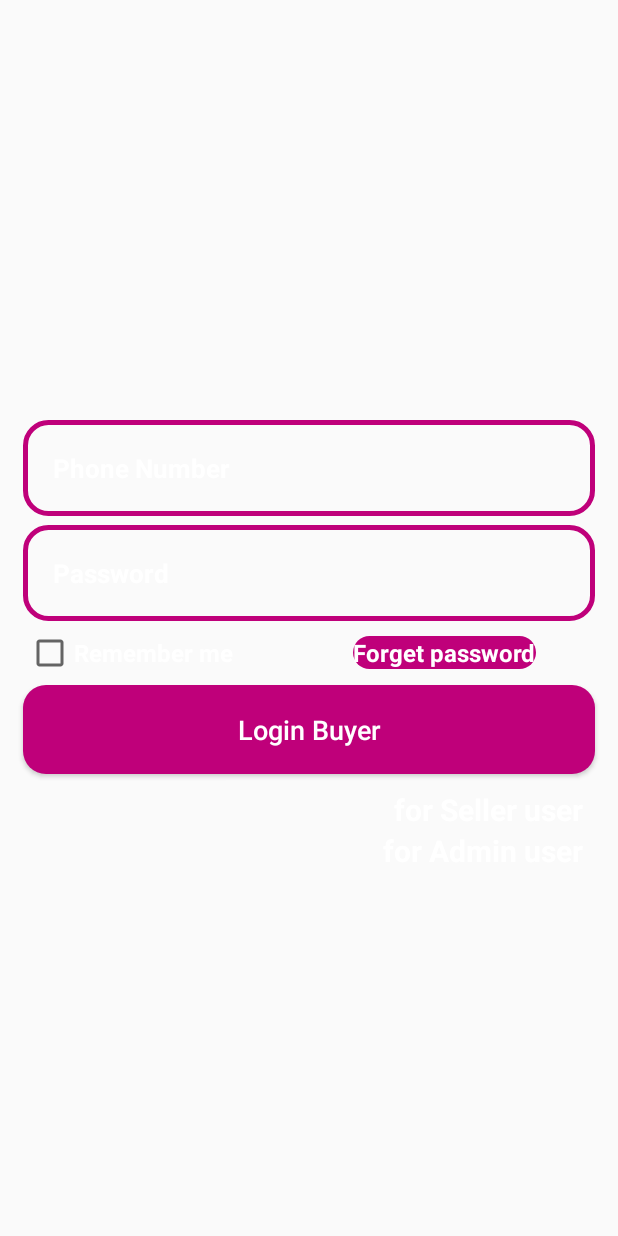
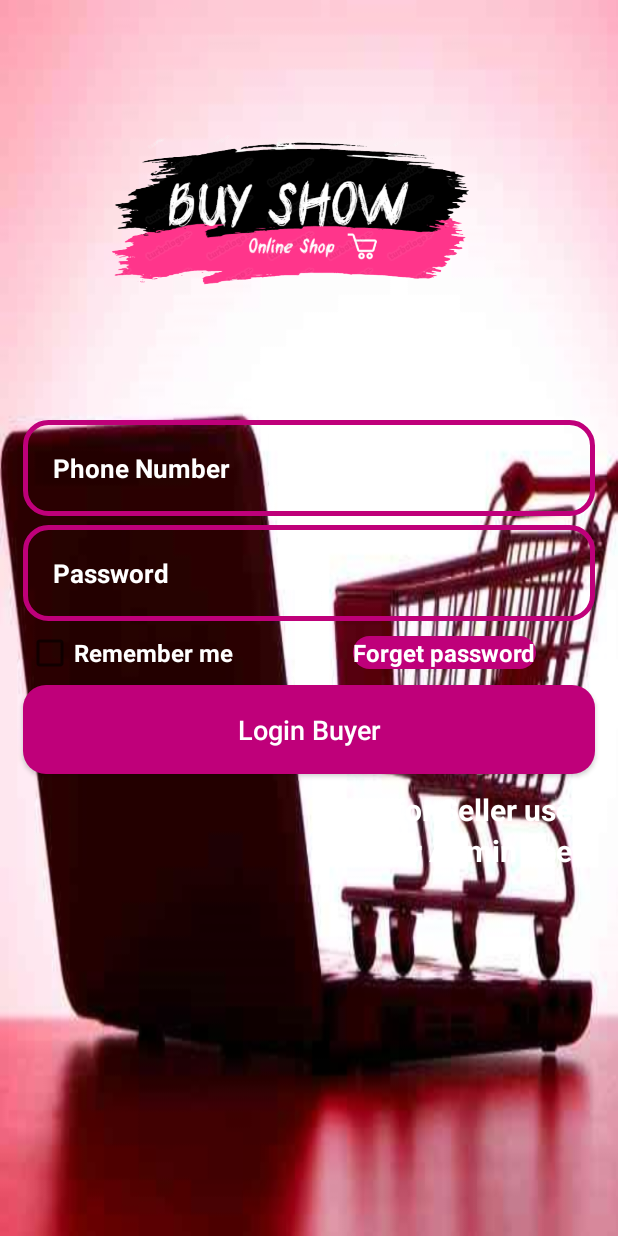
Before and after one commit to georgekouzi/buyShowApp, an Android app: the LoginActivity screen opened directly, with no data from a screen before it, on a phone screen of 412 x 824 dp. Run offline under Robolectric (Android 15) with nearby library versions, the phone set to English and light mode, and no system bars; our stand-ins replace Firebase (no records; nobody signed in at launch, a user with empty details on screens opened directly); plain views replace CheckBox.

Commit message:
fix project

```diff
--- a/app/src/main/res/layout/activity_login.xml
+++ b/app/src/main/res/layout/activity_login.xml
@@ -5,6 +5,7 @@
     xmlns:tools="http://schemas.android.com/tools"
     android:layout_width="match_parent"
     android:layout_height="match_parent"
+    android:background="@drawable/login_image"
     tools:context=".LoginActivity">
 
     <ImageView
@@ -14,7 +15,8 @@
         android:layout_alignParentStart="true"
         android:layout_centerHorizontal="true"
         android:layout_marginStart="43dp"
-        android:layout_marginTop="90dp" />
+        android:layout_marginTop="90dp"
+        android:src="@drawable/best_logo" />
 
     <EditText
         android:id="@+id/login_phone_number_input"
--- a/app/src/main/res/layout/activity_main.xml
+++ b/app/src/main/res/layout/activity_main.xml
@@ -13,7 +13,7 @@
         android:layout_height="100dp"
         android:layout_centerHorizontal="true"
         android:layout_marginTop="60dp"
-       />
+        android:src="@drawable/best_logo" />
 
     <TextView
         android:id="@+id/app_slogan"
--- a/app/src/main/res/layout/activity_rgister.xml
+++ b/app/src/main/res/layout/activity_rgister.xml
@@ -104,4 +104,10 @@
 
 
 
+
+
+
+
+
+
 </RelativeLayout>
```
Also changed, not shown: app/src/main/java/com/example/buyshow/LoginActivity.java (+21 -7 lines), app/src/main/java/com/example/buyshow/RgisterActivity.java (+7 -2 lines), gradle/wrapper/gradle-wrapper.properties, 1 other file.
